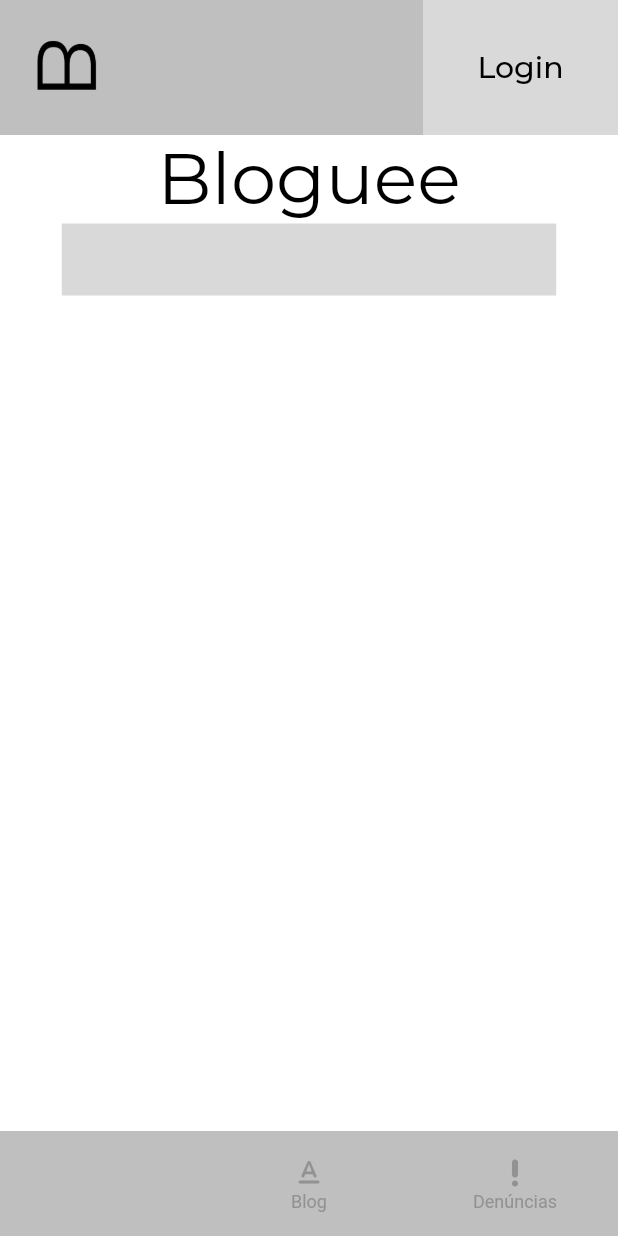
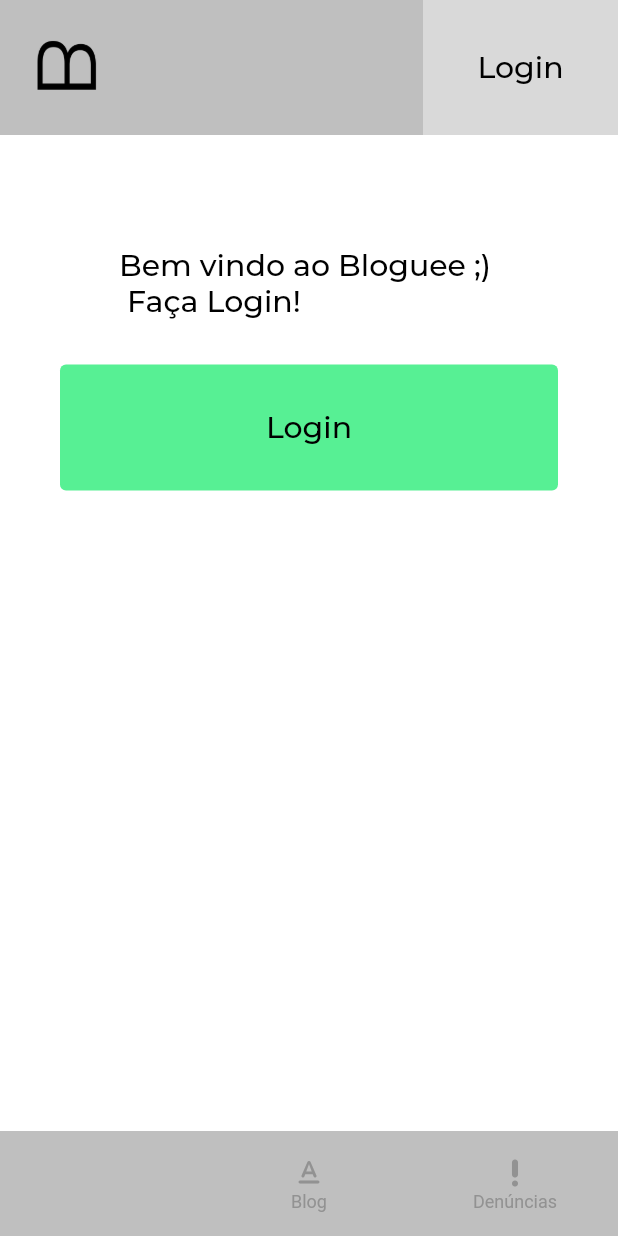
Before and after one commit to mmessiasdev/Bloguee, a Flutter app: the screen it shows after launch, on a phone screen of 412 x 824 dp. Run offline on Flutter 3.47's test engine with Material 2 defaults, Android fonts, the phone set to English and light mode, and no system bars; drawn by our look-alikes of flutter_snake_navigationbar; our stand-ins replace badges, cached_network_image, flutter_dotenv, flutter_easyloading, flutter_secure_storage, geolocator and 5 more; accounts and stored records are empty; network calls fail; Roboto replaces fonts that are missing (Asap).

Commit message:
Authenticated Login Created

```diff
--- a/front/fluttercode/lib/component/texts.dart
+++ b/front/fluttercode/lib/component/texts.dart
@@ -12,7 +12,7 @@ class PrimaryText extends StatelessWidget {
     return SizedBox(
       child: Text(
         text,
-        textAlign: TextAlign.center,
+        textAlign: align,
         style: GoogleFonts.montserrat(
           fontSize: 48,
           textStyle: TextStyle(
@@ -36,7 +36,7 @@ class SecundaryText extends StatelessWidget {
     return SizedBox(
       child: Text(
         text,
-        textAlign: TextAlign.center,
+        textAlign: align,
         style: GoogleFonts.montserrat(
           fontSize: 20,
           textStyle: TextStyle(
@@ -110,13 +110,12 @@ class SubText extends StatelessWidget {
     return SizedBox(
       child: Text(
         text,
-        textAlign: TextAlign.center,
+        textAlign: align,
         style: GoogleFonts.montserrat(
           fontSize: 20,
           textStyle: TextStyle(
             color: color,
             decoration: TextDecoration.none,
-
           ),
         ),
       ),
@@ -153,6 +152,5 @@ class SubTextSized extends StatelessWidget {
         ),
       ),
     );
-    ;
   }
 }
--- a/front/fluttercode/lib/main.dart
+++ b/front/fluttercode/lib/main.dart
@@ -8,6 +8,7 @@ import 'package:fluttercode/route/app_route.dart';
 import 'package:fluttercode/route/app_page.dart';
 import 'package:flutter/services.dart';
 import 'package:flutter_dotenv/flutter_dotenv.dart';
+
 // import 'package:firebase_core/firebase_core.dart';
 
 import 'model/user.dart';
@@ -21,7 +22,6 @@ Future main() async {
         Brightness.dark, // ícones da barra inferior
   ));
 
-
   WidgetsFlutterBinding.ensureInitialized();
   await Hive.initFlutter();
   var box = await Hive.openBox('userToken');
@@ -33,7 +33,7 @@ class MyApp extends StatelessWidget {
 
   @override
   Widget build(BuildContext context) {
-    return  GetMaterialApp(
+    return GetMaterialApp(
       getPages: AppPage.list,
       initialRoute: AppRoute.dashboard,
       debugShowCheckedModeBanner: false,
--- a/front/fluttercode/lib/service/local_service/local_auth_service.dart
+++ b/front/fluttercode/lib/service/local_service/local_auth_service.dart
@@ -13,11 +13,11 @@ class LocalAuthService {
 
   Future storeEmail(
       {required String email,
-      required String full,
+      required String lname,
       required String id}) async {
     await _storage.write(key: "id", value: id);
     await _storage.write(key: "email", value: email);
-    await _storage.write(key: "full", value: full);
+    await _storage.write(key: "lname", value: lname);
   }
 
   Future<String?> getEmail(String unicKey) async {
@@ -29,7 +29,7 @@ class LocalAuthService {
   }
 
   Future<String?> getFull(String unicKey) async {
-    return await _storage.read(key: "full");
+    return await _storage.read(key: "lname");
   }
 
   Future<void> clear() async {
--- a/front/fluttercode/lib/view/home/home_screen.dart
+++ b/front/fluttercode/lib/view/home/home_screen.dart
@@ -6,6 +6,7 @@ import 'package:fluttercode/component/header.dart';
 import 'package:fluttercode/service/local_service/local_auth_service.dart';
 import 'package:fluttercode/view/account/auth/sign_in_screen.dart';
 import 'package:fluttercode/view/account/auth/sign_up_screen.dart';
+import 'package:fluttercode/view/poster/posterscreen.dart';
 import 'package:fluttercode/view/search/searchposter.dart';
 import 'package:get/get.dart';
 import 'package:google_maps_flutter/google_maps_flutter.dart';
@@ -58,34 +59,21 @@ class _HomeScreenState extends State<HomeScreen> {
       children: [
         MainHeader(
             title: fullName == "null" ? "Login" : fullName,
-            onClick: () => (Navigator.push(
-                  context,
-                  MaterialPageRoute(
-                    builder: (context) => SignInScreen(),
-                  ),
-                ))),
+            onClick: () => fullName == "null"
+                ? (Navigator.push(
+                    context,
+                    MaterialPageRoute(
+                      builder: (context) => SignInScreen(),
+                    ),
+                  ))
+                : (Navigator.push(
+                    context,
+                    MaterialPageRoute(
+                      builder: (context) => PosterScreen(),
+                    ),
+                  ))),
         fullName == "null"
-            ? Center(
-                child: Column(
-                  children: [
-                    PrimaryText(
-                        text: 'Bloguee',
-                        color: nightColor,
-                        align: TextAlign.center),
-                    GestureDetector(
-                      onTap: () {
-                        showSearch(context: context, delegate: SearchPosters());
-                      },
-                      child: Container(
-                        color: PrimaryColor,
-                        width: MediaQuery.of(context).size.width * .8,
-                        height: 48,
-                      ),
-                    )
-                  ],
-                ),
-              )
-            : Padding(
+            ? Padding(
                 padding: const EdgeInsets.only(left: 40, right: 40, top: 75),
                 child: Column(
                   children: [
@@ -110,6 +98,44 @@ class _HomeScreenState extends State<HomeScreen> {
                   ],
                 ),
               )
+            : Expanded(
+                child: Column(
+                  mainAxisAlignment: MainAxisAlignment.center,
+                  crossAxisAlignment: CrossAxisAlignment.center,
+                  children: [
+                    PrimaryText(
+                      text: "HE Net",
+                      color: SecudaryColor,
+                      align: TextAlign.center,
+                    ),
+                    SizedBox(
+                      height: 25,
+                    ),
+                    GestureDetector(
+                      onTap: () {
+                        showSearch(context: context, delegate: SearchPosters());
+                      },
+                      child: Container(
+                        color: PrimaryColor,
+                        width: MediaQuery.of(context).size.width * .8,
+                        height: 50,
+                        child: Center(
+                          child: Padding(
+                            padding: const EdgeInsets.symmetric(horizontal: 25),
+                            child: SizedBox(
+                              width: double.infinity,
+                              child: SubText(
+                                  text: "Qual sua dúvida?",
+                                  color: SecudaryColor,
+                                  align: TextAlign.start),
+                            ),
+                          ),
+                        ),
+                      ),
+                    )
+                  ],
+                ),
+              )
       ],
     ));
   }
--- a/front/fluttercode/pubspec.yaml
+++ b/front/fluttercode/pubspec.yaml
@@ -103,3 +103,7 @@ flutter:
   #
   # For details regarding fonts from package dependencies,
   # see https://flutter.dev/custom-fonts/#from-packages
+
+
+assets:
+  - .env
```
Also changed, not shown: front/fluttercode/lib/controller/auth_controller.dart (+5 -5 lines), front/fluttercode/lib/service/remote_service/remote_auth_service.dart (+5 -12 lines), front/fluttercode/lib/view/account/auth/sign_up_screen.dart (+4 -4 lines), front/fluttercode/lib/view/poster/posterscreen.dart (added, +67 -0 lines), front/fluttercode/lib/view/search/searchposter.dart (+104 -3 lines), 1 other file.
